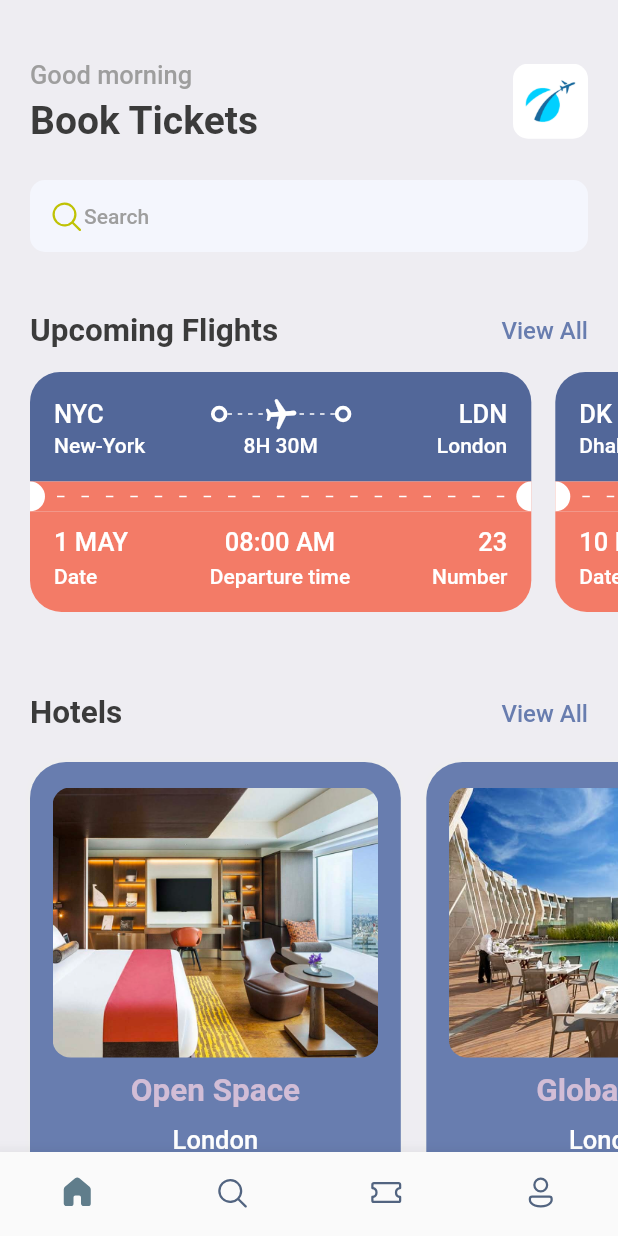
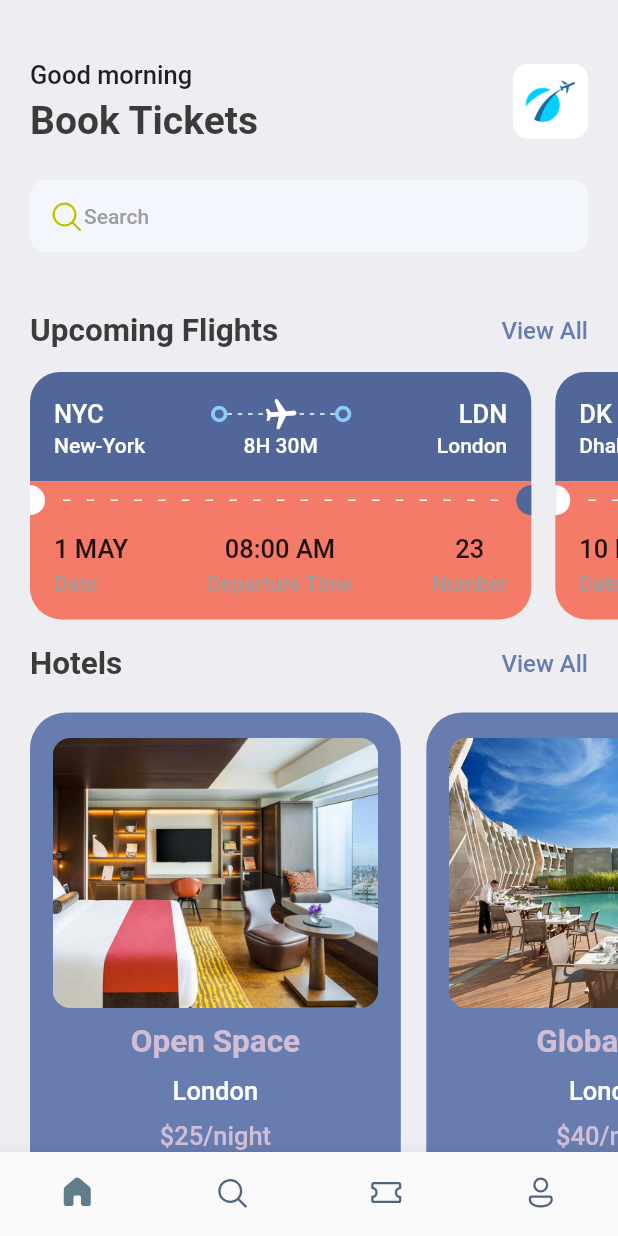
Before and after one commit to supertgo/ticket-booking, a Flutter app: the screen it shows after launch, on a phone screen of 412 x 824 dp. Run offline on Flutter 3.47's test engine with Material 2 defaults, Android fonts, the phone set to English and light mode, and no system bars; our stand-ins replace fluentui_icons, gap, get.

Commit message:
feat(ticket): add reusable widgets to handle with ticket screen

```diff
--- a/lib/screens/botton_bar.dart
+++ b/lib/screens/botton_bar.dart
@@ -4,6 +4,7 @@ import 'package:flutter/src/widgets/container.dart';
 import 'package:flutter/src/widgets/framework.dart';
 import 'package:ticket_booking/screens/home_screen.dart';
 import 'package:ticket_booking/screens/search_screen.dart';
+import 'package:ticket_booking/screens/ticket_screen.dart';
 
 class BottomBar extends StatefulWidget {
   const BottomBar({super.key});
@@ -17,7 +18,7 @@ class _BottomBarState extends State<BottomBar> {
   static final List<Widget> _widgetOptions = <Widget>[
     const HomeScreen(),
     const SearchScren(),
-    const Text('Tickets'),
+    const TicketScreen(),
     const Text('Profile'),
   ];
 
--- a/lib/screens/ticket_view.dart
+++ b/lib/screens/ticket_view.dart
@@ -2,28 +2,34 @@ import 'package:flutter/material.dart';
 import 'package:flutter/src/widgets/container.dart';
 import 'package:flutter/src/widgets/framework.dart';
 import 'package:gap/gap.dart';
+import 'package:get/get_utils/get_utils.dart';
 import 'package:ticket_booking/utils/app_layout.dart';
 import 'package:ticket_booking/utils/app_styles.dart';
+import 'package:ticket_booking/widgets/column_layout.dart';
 import 'package:ticket_booking/widgets/thick_container.dart';
 
 class TicketView extends StatelessWidget {
   final Map<String, dynamic> ticket;
-  const TicketView({Key? key, required this.ticket}) : super(key: key);
+  final bool? isColor;
+  const TicketView({Key? key, required this.ticket, this.isColor})
+      : super(key: key);
 
   @override
   Widget build(BuildContext context) {
     final size = AppLayout.getSize(context);
     return SizedBox(
       width: size.width * 0.85,
-      height: AppLayout.getHeight(200),
+      height: AppLayout.getHeight(GetPlatform.isAndroid == true ? 167 : 169),
       child: Container(
           margin: EdgeInsets.only(right: AppLayout.getHeight(16)),
           child: Column(
             children: [
               Container(
                   decoration: BoxDecoration(
-                      color: Color(0xFF526799),
-                      borderRadius: BorderRadius.only(
+                      color: isColor == null
+                          ? const Color(0xFF526799)
+                          : Colors.white,
+                      borderRadius: const BorderRadius.only(
                         topLeft: Radius.circular(20),
                         topRight: Radius.circular(20),
                       )),
@@ -33,11 +39,15 @@ class TicketView extends StatelessWidget {
                       children: [
                         Text(
                           ticket['from']['code'],
-                          style: Styles.headLineStyle3
-                              .copyWith(color: Colors.white),
+                          style: isColor == null
+                              ? Styles.headLineStyle3
+                                  .copyWith(color: Colors.white)
+                              : Styles.headLineStyle3,
                         ),
                         const Spacer(),
-                        const ThickContainer(),
+                        const ThickContainer(
+                          isColor: true,
+                        ),
                         Expanded(
                             child: Stack(children: [
                           SizedBox(
@@ -53,12 +63,15 @@ class TicketView extends StatelessWidget {
                                     children: List.generate(
                                       (constraints.constrainWidth() / 6)
                                           .floor(),
-                                      (index) => const SizedBox(
+                                      (index) => SizedBox(
                                         width: 3,
                                         height: 1,
                                         child: DecoratedBox(
                                           decoration: BoxDecoration(
-                                              color: Colors.white),
+                                            color: isColor == null
+                                                ? Colors.white
+                                                : Colors.grey.shade300,
+                                          ),
                                         ),
                                       ),
                                     ),
@@ -68,19 +81,25 @@ class TicketView extends StatelessWidget {
                           Center(
                             child: Transform.rotate(
                               angle: 1.5,
-                              child: const Icon(
+                              child: Icon(
                                 Icons.local_airport_rounded,
-                                color: Colors.white,
+                                color: isColor == null
+                                    ? Colors.white
+                                    : const Color(0xFF8ACCF7),
                               ),
                             ),
                           ),
                         ])),
-                        const ThickContainer(),
+                        const ThickContainer(
+                          isColor: true,
+                        ),
                         const Spacer(),
                         Text(
                           ticket['to']['code'],
-                          style: Styles.headLineStyle3
-                              .copyWith(color: Colors.white),
+                          style: isColor == null
+                              ? Styles.headLineStyle3
+                                  .copyWith(color: Colors.white)
+                              : Styles.headLineStyle3,
                         ),
                       ],
                     ),
@@ -92,29 +111,35 @@ class TicketView extends StatelessWidget {
                           width: AppLayout.getWidth(100),
                           child: Text(
                             ticket['from']['name'],
-                            style: Styles.headLineStyle4
-                                .copyWith(color: Colors.white),
+                            style: isColor == null
+                                ? Styles.headLineStyle4
+                                    .copyWith(color: Colors.white)
+                                : Styles.headLineStyle4,
                           ),
                         ),
                         Text(
                           ticket['flying_time'],
-                          style: Styles.headLineStyle4
-                              .copyWith(color: Colors.white),
+                          style: isColor == null
+                              ? Styles.headLineStyle4
+                                  .copyWith(color: Colors.white)
+                              : Styles.headLineStyle4,
                         ),
                         SizedBox(
                           width: AppLayout.getWidth(100),
                           child: Text(
                             ticket['to']['name'],
                             textAlign: TextAlign.end,
-                            style: Styles.headLineStyle4
-                                .copyWith(color: Colors.white),
+                            style: isColor == null
+                                ? Styles.headLineStyle4
+                                    .copyWith(color: Colors.white)
+                                : Styles.headLineStyle4,
                           ),
                         ),
                       ],
                     ),
                   ])),
               Container(
-                  color: Styles.orangeColor,
+                  color: isColor == null ? Styles.orangeColor : Colors.white,
                   child: Row(
                     children: [
                       SizedBox(
@@ -122,7 +147,9 @@ class TicketView extends StatelessWidget {
                         width: AppLayout.getWidth(10),
                         child: DecoratedBox(
                           decoration: BoxDecoration(
-                            color: Colors.white,
+                            color: isColor == null
+                                ? Colors.white
+                                : Colors.grey.shade200,
                             borderRadius: BorderRadius.only(
                               topRight:
                                   Radius.circular(AppLayout.getHeight(10)),
@@ -134,7 +161,7 @@ class TicketView extends StatelessWidget {
                       ),
                       Expanded(
                         child: Padding(
-                          padding: const EdgeInsets.all(8.0),
+                          padding: const EdgeInsets.all(12.0),
                           child: LayoutBuilder(
                             builder:
                                 (BuildContext, BoxConstraints constraints) {
@@ -145,12 +172,14 @@ class TicketView extends StatelessWidget {
                                 mainAxisSize: MainAxisSize.max,
                                 children: List.generate(
                                   (constraints.constrainWidth() / 15).floor(),
-                                  (index) => const SizedBox(
+                                  (index) => SizedBox(
                                     width: 5,
                                     height: 1,
                                     child: DecoratedBox(
                                       decoration: BoxDecoration(
-                                        color: Colors.white,
+                                        color: isColor == null
+                                            ? Colors.white
+                                            : Colors.grey.shade300,
                                       ),
                                     ),
                                   ),
@@ -165,7 +194,9 @@ class TicketView extends StatelessWidget {
                         width: AppLayout.getWidth(10),
                         child: DecoratedBox(
                           decoration: BoxDecoration(
-                            color: Colors.white,
+                            color: isColor == null
+                                ? const Color(0xFF526799)
+                                : Colors.white,
                             borderRadius: BorderRadius.only(
                               topLeft: Radius.circular(AppLayout.getHeight(10)),
                               bottomLeft:
@@ -178,10 +209,15 @@ class TicketView extends StatelessWidget {
                   )),
               Container(
                   decoration: BoxDecoration(
-                      color: Styles.orangeColor,
+                      color:
+                          isColor == null ? Styles.orangeColor : Colors.white,
                       borderRadius: BorderRadius.only(
-                        bottomLeft: Radius.circular(AppLayout.getHeight(21)),
-                        bottomRight: Radius.circular(AppLayout.getHeight(21)),
+                        bottomLeft: Radius.circular(
+                          isColor == null ? AppLayout.getHeight(21) : 0,
+                        ),
+                        bottomRight: Radius.circular(
+                          isColor == null ? AppLayout.getHeight(21) : 0,
+                        ),
                       )),
                   padding: const EdgeInsets.only(
                       left: 16, top: 10, right: 16, bottom: 16),
@@ -190,54 +226,24 @@ class TicketView extends StatelessWidget {
                       Row(
                         mainAxisAlignment: MainAxisAlignment.spaceBetween,
                         children: [
-                          Column(
-                            crossAxisAlignment: CrossAxisAlignment.start,
-                            children: [
-                              Text(
-                                ticket['date'],
-                                style: Styles.headLineStyle3
-                                    .copyWith(color: Colors.white),
-                              ),
-                              Gap(AppLayout.getHeight(5)),
-                              Text(
-                                'Date',
-                                style: Styles.headLineStyle4
-                                    .copyWith(color: Colors.white),
-                              )
-                            ],
+                          AppColumnLayout(
+                            firstText: ticket['date'],
+                            secondText: 'Date',
+                            alignment: CrossAxisAlignment.start,
+                            isColor: false,
                           ),
-                          Column(
-                            crossAxisAlignment: CrossAxisAlignment.center,
-                            children: [
-                              Text(
-                                ticket['departure_time'],
-                                style: Styles.headLineStyle3
-                                    .copyWith(color: Colors.white),
-                              ),
-                              Gap(AppLayout.getHeight(5)),
-                              Text(
-                                'Departure time',
-                                style: Styles.headLineStyle4
-                                    .copyWith(color: Colors.white),
-                              )
-                            ],
+                          AppColumnLayout(
+                            firstText: ticket['departure_time'],
+                            secondText: 'Departure Time',
+                            alignment: CrossAxisAlignment.center,
+                            isColor: false,
                           ),
-                          Column(
-                            crossAxisAlignment: CrossAxisAlignment.end,
-                            children: [
-                              Text(
-                                '${ticket['number']}',
-                                style: Styles.headLineStyle3
-                                    .copyWith(color: Colors.white),
-                              ),
-                              Gap(AppLayout.getHeight(5)),
-                              Text(
-                                'Number',
-                                style: Styles.headLineStyle4
-                                    .copyWith(color: Colors.white),
-                              )
-                            ],
-                          )
+                          AppColumnLayout(
+                            firstText: '${ticket['number']}',
+                            secondText: 'Number',
+                            alignment: CrossAxisAlignment.center,
+                            isColor: false,
+                          ),
                         ],
                       ),
                     ],
--- a/lib/utils/app_styles.dart
+++ b/lib/utils/app_styles.dart
@@ -14,8 +14,8 @@ class Styles {
       TextStyle(fontSize: 26, color: textColor, fontWeight: FontWeight.bold);
   static TextStyle headLineStyle2 =
       TextStyle(fontSize: 21, color: textColor, fontWeight: FontWeight.bold);
-  static TextStyle headLineStyle3 = TextStyle(
-      fontSize: 17, color: Colors.grey.shade500, fontWeight: FontWeight.w500);
+  static TextStyle headLineStyle3 =
+      TextStyle(fontSize: 17, fontWeight: FontWeight.w500);
   static TextStyle headLineStyle4 = TextStyle(
       fontSize: 14, color: Colors.grey.shade500, fontWeight: FontWeight.w500);
 }
--- /dev/null
+++ b/lib/widgets/column_layout.dart
@@ -0,0 +1,41 @@
+import 'package:flutter/material.dart';
+import 'package:flutter/src/widgets/container.dart';
+import 'package:flutter/src/widgets/framework.dart';
+import 'package:gap/gap.dart';
+import 'package:ticket_booking/utils/app_layout.dart';
+import 'package:ticket_booking/utils/app_styles.dart';
+
+class AppColumnLayout extends StatelessWidget {
+  final String firstText, secondText;
+  final CrossAxisAlignment alignment;
+  final bool? isColor;
+  const AppColumnLayout({
+    super.key,
+    required this.firstText,
+    required this.secondText,
+    required this.alignment,
+    this.isColor,
+  });
+
+  @override
+  Widget build(BuildContext context) {
+    return Column(
+      crossAxisAlignment: alignment,
+      children: [
+        Text(
+          firstText,
+          style: isColor == null
+              ? Styles.headLineStyle3.copyWith(color: Colors.white)
+              : Styles.headLineStyle3,
+        ),
+        Gap(AppLayout.getHeight(5)),
+        Text(
+          secondText,
+          style: isColor == null
+              ? Styles.headLineStyle4.copyWith(color: Colors.white)
+              : Styles.headLineStyle4,
+        ),
+      ],
+    );
+  }
+}
--- a/lib/widgets/thick_container.dart
+++ b/lib/widgets/thick_container.dart
@@ -3,7 +3,8 @@ import 'package:flutter/src/widgets/container.dart';
 import 'package:flutter/src/widgets/framework.dart';
 
 class ThickContainer extends StatelessWidget {
-  const ThickContainer({super.key});
+  final bool? isColor;
+  const ThickContainer({super.key, this.isColor});
 
   @override
   Widget build(BuildContext context) {
@@ -13,7 +14,7 @@ class ThickContainer extends StatelessWidget {
         borderRadius: BorderRadius.circular(20),
         border: Border.all(
           width: 2.5,
-          color: Colors.white,
+          color: isColor == null ? Colors.white : Color(0xFF8ACCF7),
         ),
       ),
     );
```
Also changed, not shown: lib/screens/search_screen.dart (+4 -36 lines), lib/screens/ticket_screen.dart (added, +76 -0 lines), lib/widgets/ticket_tabs.dart (added, +50 -0 lines).
